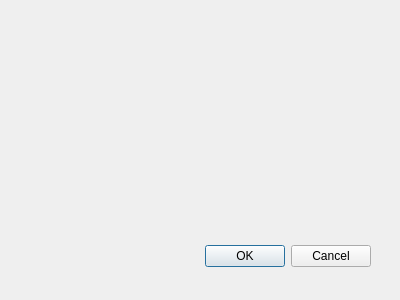
The window that Code/InvertedIndex/folderdialog.ui (K3V3L/CourseWork_ParallelComputing) describes before a commit, drawn with Qt 5.
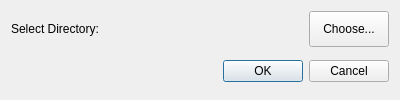
The same window after the commit.

```diff
--- a/Code/InvertedIndex/folderdialog.ui
+++ b/Code/InvertedIndex/folderdialog.ui
@@ -9,28 +9,66 @@
     <x>0</x>
     <y>0</y>
     <width>400</width>
-    <height>300</height>
+    <height>100</height>
    </rect>
   </property>
+  <property name="sizePolicy">
+   <sizepolicy hsizetype="Expanding" vsizetype="Expanding">
+    <horstretch>0</horstretch>
+    <verstretch>0</verstretch>
+   </sizepolicy>
+  </property>
   <property name="windowTitle">
    <string>Dialog</string>
   </property>
-  <widget name="buttonBox" class="QDialogButtonBox">
-   <property name="geometry">
-    <rect>
-     <x>30</x>
-     <y>240</y>
-     <width>341</width>
-     <height>32</height>
-    </rect>
-   </property>
-   <property name="orientation">
-    <enum>Qt::Horizontal</enum>
-   </property>
-   <property name="standardButtons">
-    <set>QDialogButtonBox::Cancel|QDialogButtonBox::Ok</set>
-   </property>
-  </widget>
+  <layout class="QVBoxLayout" name="verticalLayout">
+   <item>
+    <layout class="QHBoxLayout" name="horizontalLayout">
+     <item>
+      <widget class="QLabel" name="label">
+       <property name="sizePolicy">
+        <sizepolicy hsizetype="Expanding" vsizetype="Minimum">
+         <horstretch>0</horstretch>
+         <verstretch>0</verstretch>
+        </sizepolicy>
+       </property>
+       <property name="text">
+        <string>Select Directory:</string>
+       </property>
+      </widget>
+     </item>
+     <item>
+      <widget class="QPushButton" name="pushButton">
+       <property name="sizePolicy">
+        <sizepolicy hsizetype="Minimum" vsizetype="Minimum">
+         <horstretch>0</horstretch>
+         <verstretch>0</verstretch>
+        </sizepolicy>
+       </property>
+       <property name="text">
+        <string>Choose...</string>
+       </property>
+      </widget>
+     </item>
+    </layout>
+   </item>
+   <item>
+    <widget class="QDialogButtonBox" name="buttonBox">
+     <property name="sizePolicy">
+      <sizepolicy hsizetype="Expanding" vsizetype="Minimum">
+       <horstretch>0</horstretch>
+       <verstretch>0</verstretch>
+      </sizepolicy>
+     </property>
+     <property name="orientation">
+      <enum>Qt::Horizontal</enum>
+     </property>
+     <property name="standardButtons">
+      <set>QDialogButtonBox::Cancel|QDialogButtonBox::Ok</set>
+     </property>
+    </widget>
+   </item>
+  </layout>
  </widget>
  <pixmapfunction/>
  <resources/>
```
Left out of the diff: 39 changed lines with no effect on the pictures.
